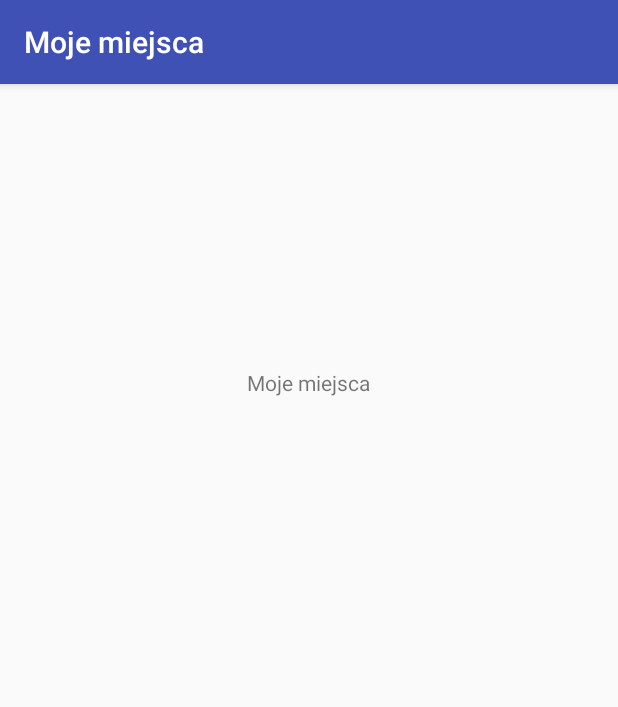
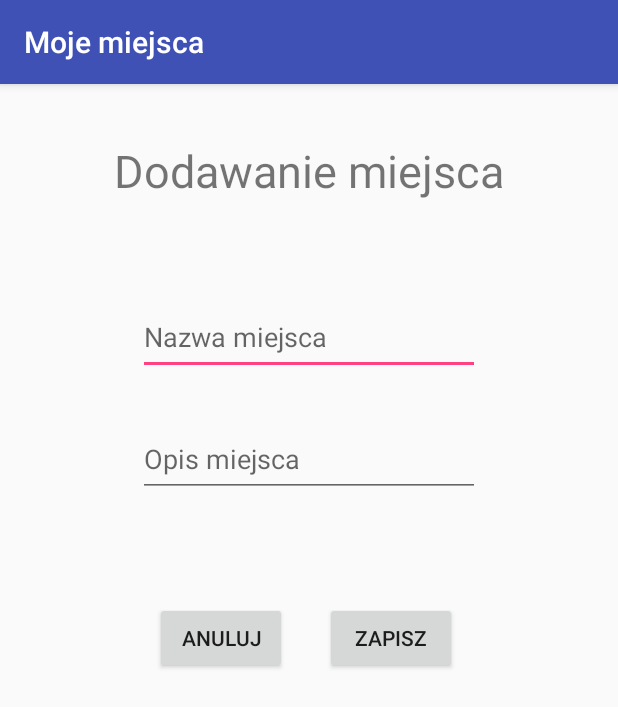
Before and after one commit to mateuszgl/PAMOProjekt, an Android app: the AddLocationActivity screen opened directly, with no data from a screen before it, on a phone screen of 412 x 824 dp. Shown: the top 707 px of the screen. Run offline under Robolectric (Android 15) with nearby library versions, the phone set to English and light mode, and no system bars.

Commit message:
Refaktoryzacja, zmiany w odczycie z bazy, dodanie poprawnie działającego zapisu do bazy danych

```diff
--- a/app/src/main/java/com/example/pamo/AddLocationActivity.java
+++ b/app/src/main/java/com/example/pamo/AddLocationActivity.java
@@ -1,26 +1,75 @@
 package com.example.pamo;
 
+import android.content.Intent;
 import android.support.v7.app.AppCompatActivity;
 import android.os.Bundle;
-import android.widget.TextView;
+import android.view.View;
+import android.widget.Button;
+import android.widget.EditText;
+import android.widget.Toast;
 
-import com.example.pamo.R;
 import com.example.pamo.db.DatabaseHelper;
+import com.example.pamo.entities.Location;
 
 public class AddLocationActivity extends AppCompatActivity {
 
     private DatabaseHelper db;
+    private static final String FIELDS_REQUIRED_ERROR = "Musisz wypełnić wszystkie pola.";
+    private static final String NAME_TAKEN_ERROR = "Miejsce o tej nazwie juz istnieje.";
+    private static final String SAVED = "ZAPISANO";
+
+
 
     @Override
     protected void onCreate(Bundle savedInstanceState) {
         super.onCreate(savedInstanceState);
-        setContentView(R.layout.activity_second);
+        setContentView(R.layout.activity_add_location);
 
-        double latitude = getIntent().getDoubleExtra("latitude",0);
-        double longitude = getIntent().getDoubleExtra("longitude",0);
+        db = new DatabaseHelper(getApplicationContext());
 
+        final EditText addLocationActivityName = (EditText) findViewById(R.id.add_location_activity_name);
+        final EditText addLocationActivityDescription = (EditText) findViewById(R.id.add_location_activity_description);
+        final Button addLocationActivityCancelButton = (Button) findViewById(R.id.add_location_activity_cancel_button);
+        final Button addLocationActivitySaveButton = (Button) findViewById(R.id.add_location_activity_save_button);
 
-        final TextView secondActivityTextView = (TextView) findViewById(R.id.second_activity_text_view);
+        final double latitude = getIntent().getDoubleExtra("latitude",0);
+        final double longitude = getIntent().getDoubleExtra("longitude",0);
 
+        final Intent mainActivityIntent = new Intent(this, MainActivity.class);
+
+        addLocationActivityCancelButton.setOnClickListener(new View.OnClickListener() {
+            @Override
+            public void onClick(View v) {
+                startActivity(mainActivityIntent);
+            }
+        });
+
+        addLocationActivitySaveButton.setOnClickListener(new View.OnClickListener() {
+            @Override
+            public void onClick(View v) {
+                String name = addLocationActivityName.getText().toString();
+                String description = addLocationActivityDescription.getText().toString();
+                if(name.equals("")|| description.equals("")) {
+                    Toast.makeText(AddLocationActivity.this, FIELDS_REQUIRED_ERROR, Toast.LENGTH_SHORT).show();
+                } else {
+                    if(db.getByName(name) != null){
+                        Toast.makeText(AddLocationActivity.this, NAME_TAKEN_ERROR, Toast.LENGTH_SHORT).show();
+                    } else {
+
+                        Location location = new Location();
+                        location.setLatitude(latitude);
+                        location.setLongitude(longitude);
+                        location.setName(name);
+                        location.setDescrition(description);
+
+                        db.insert(location);
+
+                        startActivity(mainActivityIntent);
+                        Toast.makeText(AddLocationActivity.this, SAVED, Toast.LENGTH_SHORT).show();
+
+                    }
+                }
+            }
+        });
     }
 }
--- a/app/src/main/java/com/example/pamo/MainActivity.java
+++ b/app/src/main/java/com/example/pamo/MainActivity.java
@@ -5,8 +5,6 @@ import android.os.Bundle;
 import android.content.Intent;
 import android.view.View;
 import android.widget.Button;
-import android.widget.EditText;
-import android.widget.TextView;
 
 public class MainActivity extends AppCompatActivity {
 
@@ -14,12 +12,11 @@ public class MainActivity extends AppCompatActivity {
     protected void onCreate(Bundle savedInstanceState) {
         super.onCreate(savedInstanceState);
         setContentView(R.layout.activity_main);
+
         final Button mapsActivityButton = (Button) findViewById(R.id.maps_activity_button);
         final Button listViewActivityButton = (Button) findViewById(R.id.list_view_button);
 
-        final Intent secondActivityIntent = new Intent(this, AddLocationActivity.class);
         final Intent mapsActivityIntent = new Intent(this, MapsActivity.class);
-
         final Intent listViewActivityIntent = new Intent(this, ListViewActivity.class);
 
         listViewActivityButton.setOnClickListener(new View.OnClickListener() {
--- /dev/null
+++ b/app/src/main/res/layout/activity_add_location.xml
@@ -0,0 +1,56 @@
+<?xml version="1.0" encoding="utf-8"?>
+<RelativeLayout xmlns:android="http://schemas.android.com/apk/res/android"
+    xmlns:tools="http://schemas.android.com/tools"
+    android:layout_width="match_parent"
+    android:layout_height="match_parent"
+    tools:context="com.example.pamo.AddLocationActivity">
+
+    <TextView
+        android:id="@+id/title_activity_add_location"
+        android:text="@string/title_activity_add_location" android:layout_width="wrap_content"
+        android:textSize="30sp"
+        android:layout_height="wrap_content"
+        android:layout_alignParentTop="true"
+        android:layout_centerHorizontal="true"
+        android:layout_marginTop="37dp" />
+
+    <EditText
+        android:id="@+id/add_location_activity_name"
+        android:inputType="text"
+        android:layout_width="228dp"
+        android:layout_height="50dp"
+        android:hint="@string/add_location_activity_name_hint"
+        android:layout_marginTop="66dp"
+        android:layout_below="@+id/title_activity_add_location"
+        android:layout_centerHorizontal="true" />
+
+    <EditText
+        android:id="@+id/add_location_activity_description"
+        android:inputType="text"
+        android:layout_width="228dp"
+        android:layout_height="50dp"
+        android:hint="@string/add_location_activity_description_hint"
+        android:layout_marginTop="31dp"
+        android:layout_below="@+id/add_location_activity_name"
+        android:layout_alignStart="@+id/add_location_activity_name" />
+
+    <Button
+        android:id="@+id/add_location_activity_save_button"
+        android:layout_width="wrap_content"
+        android:layout_height="wrap_content"
+        android:text="@string/save_button"
+        android:layout_marginEnd="15dp"
+        android:layout_marginTop="70dp"
+        android:layout_below="@+id/add_location_activity_description"
+        android:layout_alignEnd="@+id/add_location_activity_description" />
+
+    <Button
+        android:id="@+id/add_location_activity_cancel_button"
+        android:layout_width="wrap_content"
+        android:layout_height="wrap_content"
+        android:text="@string/cancel_button"
+        android:layout_marginEnd="25dp"
+        android:layout_alignBaseline="@+id/add_location_activity_save_button"
+        android:layout_alignBottom="@+id/add_location_activity_save_button"
+        android:layout_toStartOf="@+id/add_location_activity_save_button" />
+</RelativeLayout>
--- a/app/src/main/res/layout/activity_main.xml
+++ b/app/src/main/res/layout/activity_main.xml
@@ -17,7 +17,7 @@
         android:id="@+id/list_view_button"
         android:layout_width="wrap_content"
         android:layout_height="wrap_content"
-        android:text="@string/my_locations_list"
+        android:text="@string/title_activity_list_view"
         android:layout_marginBottom="120dp"
         android:layout_alignBottom="@+id/maps_activity_button"
         android:layout_centerHorizontal="true" />
--- a/app/src/main/res/layout/activity_maps.xml
+++ b/app/src/main/res/layout/activity_maps.xml
@@ -14,14 +14,14 @@
             android:inputType="text"
             android:layout_width="228dp"
             android:layout_height="50dp"
-            android:hint="@string/search_location_hint"
+            android:hint="@string/maps_activity_search_text_hint"
             />
 
         <Button
             android:id="@+id/search_location_button"
             android:layout_width="wrap_content"
             android:layout_height="50dp"
-            android:text="@string/search_button" />
+            android:text="@string/maps_activity_search_button" />
         <Button
             android:id="@+id/save_location_button"
             android:layout_width="wrap_content"
--- a/app/src/main/res/layout/activity_second.xml
+++ /dev/null
@@ -1,16 +0,0 @@
-<?xml version="1.0" encoding="utf-8"?>
-<RelativeLayout xmlns:android="http://schemas.android.com/apk/res/android"
-    xmlns:tools="http://schemas.android.com/tools"
-    android:layout_width="match_parent"
-    android:layout_height="match_parent"
-    tools:context="com.example.pamo.AddLocationActivity">
-
-    <TextView
-        android:id="@+id/second_activity_text_view"
-        android:text="@string/app_name" android:layout_width="wrap_content"
-        android:layout_height="wrap_content"
-        android:layout_alignParentTop="true"
-        android:layout_centerHorizontal="true"
-        android:layout_marginTop="189dp" />
-
-</RelativeLayout>
--- a/app/src/main/res/values/strings.xml
+++ b/app/src/main/res/values/strings.xml
@@ -1,9 +1,13 @@
 <resources>
     <string name="app_name">Moje miejsca</string>
     <string name="title_activity_maps">Mapa</string>
-    <string name="search_button">Wyszukaj</string>
+    <string name="title_activity_list_view">Moje miejsca</string>
+    <string name="title_activity_add_location">Dodawanie miejsca</string>
+    <string name="maps_activity_search_button">Wyszukaj</string>
+    <string name="maps_activity_button">Dodaj miejsce</string>
+    <string name="maps_activity_search_text_hint">Wpisz nazwę miejsca</string>
+    <string name="add_location_activity_description_hint">Opis miejsca</string>
+    <string name="add_location_activity_name_hint">Nazwa miejsca</string>
+    <string name="cancel_button">Anuluj</string>
     <string name="save_button">Zapisz</string>
-    <string name="maps_activity_button">Dodaj miejsce</string>
-    <string name="search_location_hint">Wpisz nazwę miejsca</string>
-    <string name="my_locations_list">Moje miejsca</string>
 </resources>
```
Also changed, not shown: app/src/main/java/com/example/pamo/ListViewActivity.java (+7 -4 lines), app/src/main/java/com/example/pamo/MapsActivity.java (+16 -17 lines), app/src/main/java/com/example/pamo/db/DatabaseHelper.java (+14 -20 lines), app/src/main/res/layout/activity_list_view.xml (+4 -4 lines).
